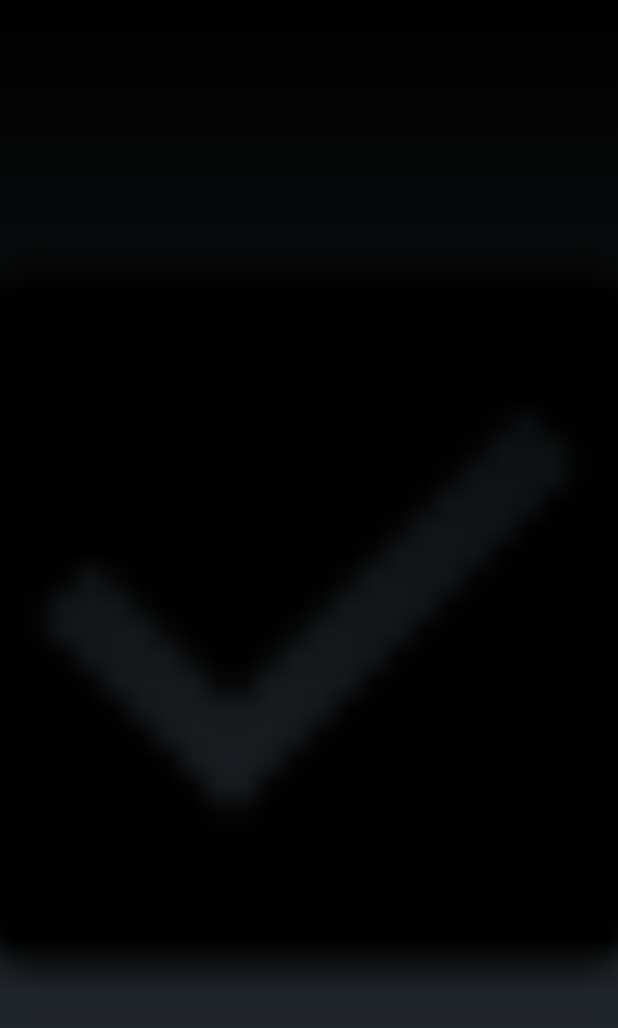
After one commit to 0868307/Project78, an Android app: the Splash screen opened directly, with no data from a screen before it, on a phone screen of 412 x 824 dp. The commit adds this screen. Shown: the top 1028 px of the screen. Run offline under Robolectric (Android 15) with nearby library versions, the phone set to English and light mode, and no system bars.

Commit message:
Splashscreen gemaakt, nog met temp plaatje. Animaties toegevoegd

```diff
--- /dev/null
+++ b/Mus3D/app/src/main/java/mus3d/resist/com/mus3d/Splash.java
@@ -0,0 +1,23 @@
+package mus3d.resist.com.mus3d;
+
+import android.app.Activity;
+import android.content.Intent;
+import android.os.Bundle;
+import android.os.Handler;
+
+public class Splash extends Activity {
+    @Override
+    protected void onCreate(Bundle savedInstanceState) {
+        super.onCreate(savedInstanceState);
+        setContentView(R.layout.splash);
+        overridePendingTransition(R.anim.anim_in, R.anim.anim_out);
+        new Handler().postDelayed(new Runnable() {
+            @Override
+            public void run() {
+                Intent i = new Intent(Splash.this, MainActivity.class);
+                startActivity(i);
+                finish();
+            }
+        }, 3000);
+    }
+}
--- /dev/null
+++ b/Mus3D/app/src/main/res/anim/anim_in.xml
@@ -0,0 +1,12 @@
+<?xml version="1.0" encoding="utf-8"?>
+<set xmlns:android="http://schemas.android.com/apk/res/android"
+    android:interpolator="@android:interpolator/accelerate_cubic">
+    <translate
+        android:fromXDelta="100%"
+        android:toXDelta="0"
+        android:duration="650" />
+    <alpha
+        android:fromAlpha="0.3"
+        android:toAlpha="1"
+        android:duration="650" />
+</set>
--- /dev/null
+++ b/Mus3D/app/src/main/res/anim/anim_out.xml
@@ -0,0 +1,12 @@
+<?xml version="1.0" encoding="utf-8"?>
+<set xmlns:android="http://schemas.android.com/apk/res/android"
+    android:interpolator="@android:interpolator/accelerate_cubic">
+    <translate
+        android:fromXDelta="0"
+        android:toXDelta="100%"
+        android:duration="650" />
+    <alpha
+        android:fromAlpha="1.0"
+        android:toAlpha="0.3"
+        android:duration="650" />
+</set>
--- /dev/null
+++ b/Mus3D/app/src/main/res/anim/fade_in.xml
@@ -0,0 +1,5 @@
+<?xml version="1.0" encoding="utf-8"?>
+<alpha xmlns:android="http://schemas.android.com/apk/res/android"
+    android:interpolator="@android:anim/accelerate_interpolator"
+    android:fromAlpha="0.0" android:toAlpha="1.0"
+    android:duration="300" />
--- /dev/null
+++ b/Mus3D/app/src/main/res/anim/fade_out.xml
@@ -0,0 +1,5 @@
+<?xml version="1.0" encoding="UTF-8"?>
+<alpha xmlns:android="http://schemas.android.com/apk/res/android"
+    android:interpolator="@android:anim/accelerate_interpolator"
+    android:fromAlpha="1.0" android:toAlpha="0.0"
+    android:duration="300" />
--- /dev/null
+++ b/Mus3D/app/src/main/res/layout/splash.xml
@@ -0,0 +1,13 @@
+<?xml version="1.0" encoding="utf-8"?>
+
+<LinearLayout xmlns:android="http://schemas.android.com/apk/res/android"
+    android:orientation="vertical"
+    android:layout_width="match_parent"
+    android:layout_height="match_parent">
+    <ImageView
+        android:src="@drawable/abc_btn_check_to_on_mtrl_015"
+        android:gravity="center"
+        android:layout_width="match_parent"
+        android:layout_height="match_parent"
+        android:scaleType="centerCrop"/>
+</LinearLayout>
--- a/Mus3D/app/src/main/res/values/styles.xml
+++ b/Mus3D/app/src/main/res/values/styles.xml
@@ -2,7 +2,6 @@
 
     <!-- Base application theme. -->
     <style name="AppTheme" parent="Theme.AppCompat.Light.DarkActionBar">
-        <!-- Customize your theme here. -->
     </style>
 
 </resources>
```
Also changed, not shown: Mus3D/app/src/main/AndroidManifest.xml (+13 -2 lines), Mus3D/app/src/main/res/values/colors.xml (added, +8 -0 lines), Mus3D/app/src/main/res/mipmap-hdpi/ic_splash.png (added), Mus3D/app/src/main/res/mipmap-mdpi/ic_splash.png (added), Mus3D/app/src/main/res/mipmap-xhdpi/ic_splash.png (added), Mus3D/app/src/main/res/mipmap-xxhdpi/ic_splash.png (added), 1 other file.
